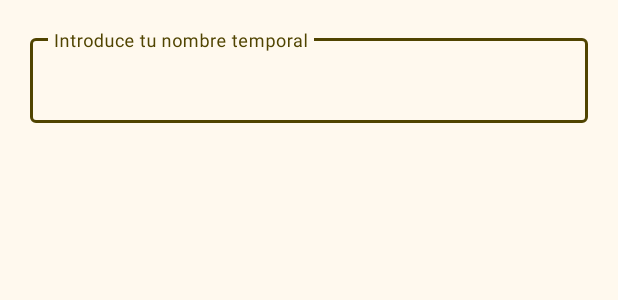
After one commit to mcas2/FirstAndroidApp, an Android app: the layout custom_alert_dialog.xml on its own in the app's theme, with its tools: preview values and no code run, on a phone screen of 412 x 824 dp. The commit adds this screen. Shown: the top 300 px of the screen. Run offline under Robolectric (Android 15) with nearby library versions, the phone set to English and light mode, and no system bars.

Commit message:
Alert dialogs

```diff
--- /dev/null
+++ b/app/src/main/res/layout/custom_alert_dialog.xml
@@ -0,0 +1,20 @@
+<?xml version="1.0" encoding="utf-8"?>
+<LinearLayout xmlns:android="http://schemas.android.com/apk/res/android"
+    android:layout_width="match_parent"
+    android:layout_height="match_parent"
+    android:orientation="vertical" >
+
+<com.google.android.material.textfield.TextInputLayout
+    android:layout_width="match_parent"
+    android:layout_height="wrap_content"
+    android:layout_margin="20dp"
+    >
+    <EditText
+        android:layout_width="match_parent"
+        android:layout_height="match_parent"
+        android:hint="Introduce tu nombre temporal"
+        android:inputType="textPersonName"
+        ></EditText>
+</com.google.android.material.textfield.TextInputLayout>
+
+</LinearLayout>
--- a/app/src/main/res/values/themes.xml
+++ b/app/src/main/res/values/themes.xml
@@ -1,4 +1,7 @@
 <resources>
+    <style name="AlertDialog.AppCompat" parent="Theme.AppCompat">
+
+    </style>
     <style name="AppTheme" parent="Theme.Material3.Light.NoActionBar">
         <item name="colorPrimary">@color/md_theme_primary</item>
         <item name="colorOnPrimary">@color/md_theme_onPrimary</item>
```
Also changed, not shown: app/src/main/java/com/mcas2/first/Login.java (+27 -0 lines), app/src/main/java/com/mcas2/first/MainActivity.java (+67 -0 lines), app/src/main/res/layout/activity_login.xml (+10 -0 lines), app/src/main/res/layout/activity_main.xml (+11 -0 lines).
